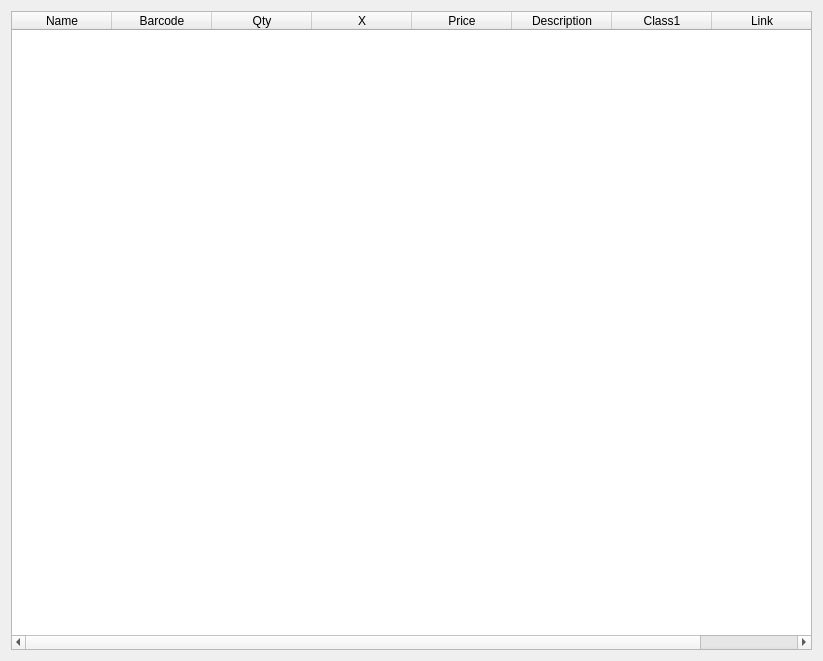
Above: FrontDesk/c5storebarcode.ui from End1-1/Cafe5 before the change. Below: the same form after it.
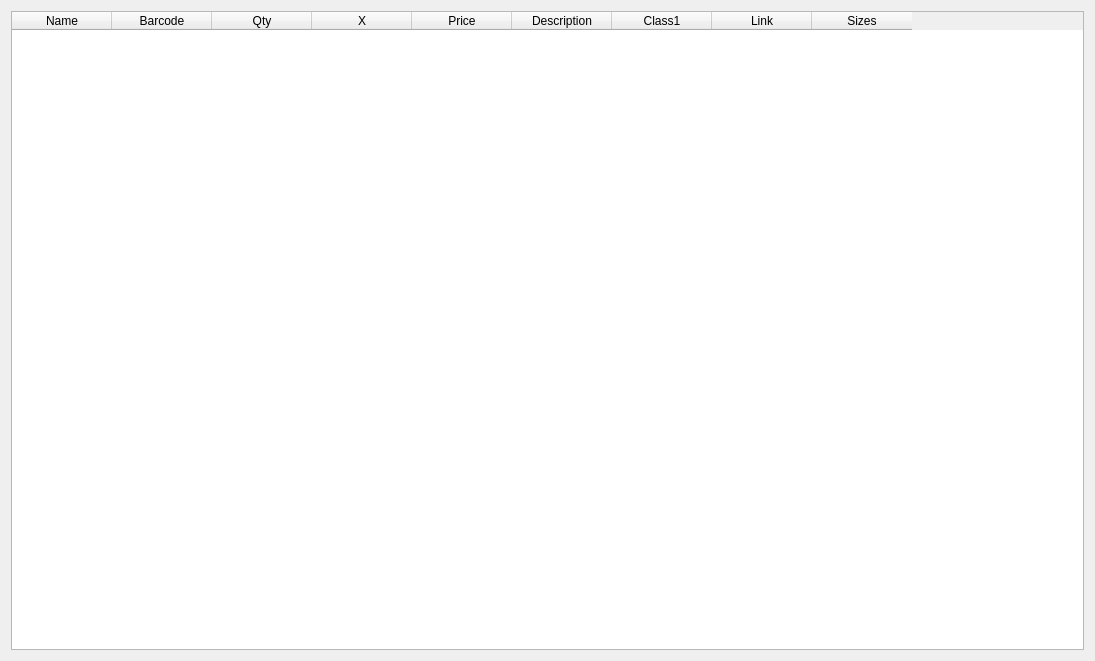
That is the form after the change. Custom widgets are drawn as their Qt base class.

Diff of the .ui file:
```diff
--- a/FrontDesk/c5storebarcode.ui
+++ b/FrontDesk/c5storebarcode.ui
@@ -6,7 +6,7 @@
    <rect>
     <x>0</x>
     <y>0</y>
-    <width>823</width>
+    <width>1095</width>
     <height>661</height>
    </rect>
   </property>
@@ -56,6 +56,11 @@
        <string>Link</string>
       </property>
      </column>
+     <column>
+      <property name="text">
+       <string>Sizes</string>
+      </property>
+     </column>
     </widget>
    </item>
   </layout>
```
